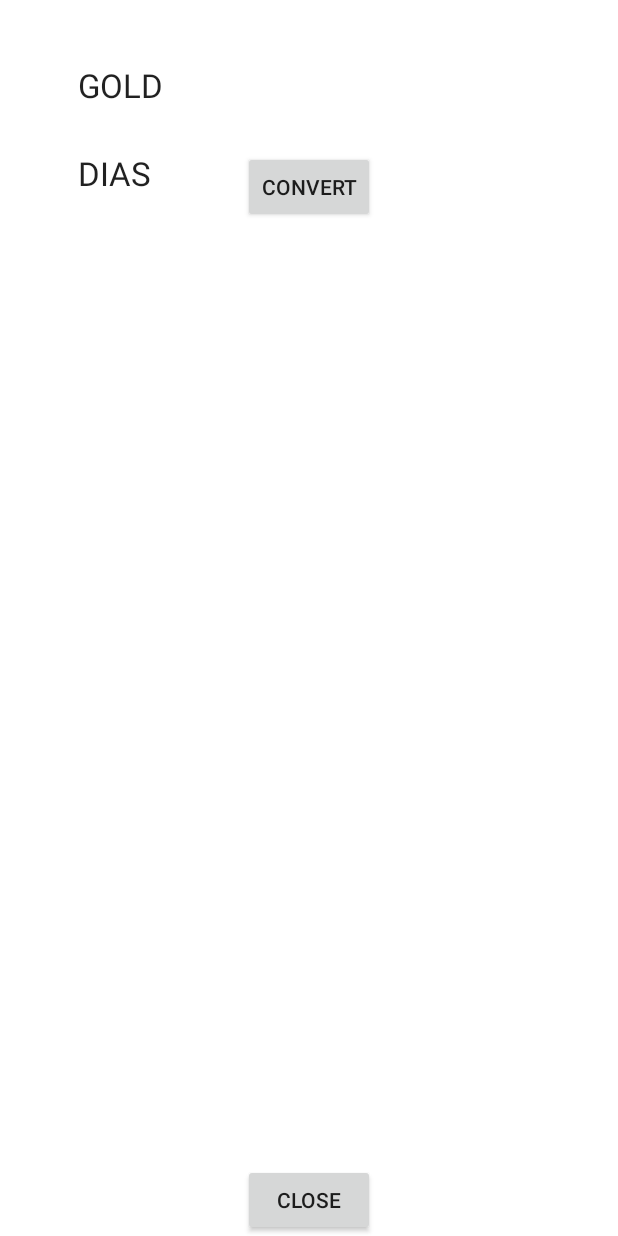
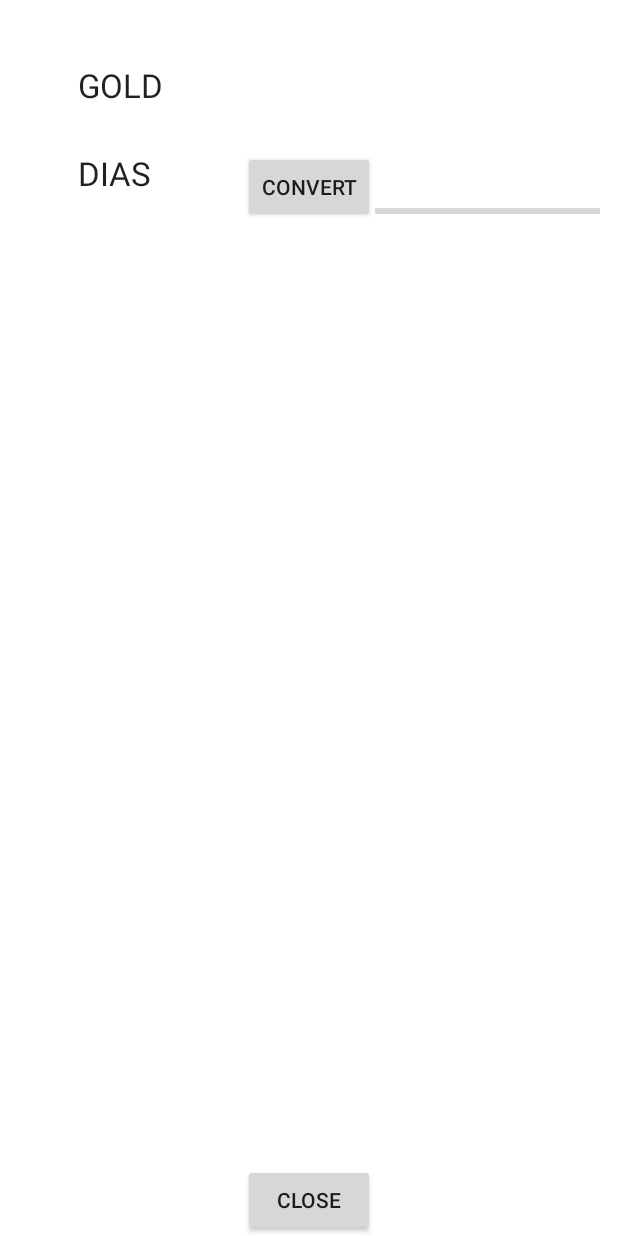
Before and after one commit to rodentooth/Royal_Industry, an Android app: the layout activity_bank.xml on its own in the app's theme, with its tools: preview values and no code run, on a phone screen of 412 x 824 dp. Run offline under Robolectric (Android 15) with nearby library versions, the phone set to English and light mode, and no system bars.

Commit message:
Bank converter to dias fertig

```diff
--- a/app/src/main/java/com/frozensparks/royalindustry/MainActivity.java
+++ b/app/src/main/java/com/frozensparks/royalindustry/MainActivity.java
@@ -431,7 +431,7 @@ public class MainActivity extends AppCompatActivity implements View.OnClickListe
         //Das Gold zum pool hinzufügen
         SharedPreferences.Editor editor2 = getSharedPreferences("POOL", MODE_PRIVATE).edit();
         SharedPreferences prefs1 = getSharedPreferences("POOL", MODE_PRIVATE);
-        editor2.putInt("POOL", goldint + (prefs1.getInt("POOL", 0)));
+        editor2.putInt("POOL", 10000 + goldint + (prefs1.getInt("POOL", 0)));
         editor2.commit();
 
 
--- a/app/src/main/res/layout/activity_bank.xml
+++ b/app/src/main/res/layout/activity_bank.xml
@@ -54,6 +54,16 @@
                 android:id="@+id/GoldToDias"
                 android:layout_alignTop="@+id/diatext"
                 android:layout_centerHorizontal="true" />
+
+            <ProgressBar
+                style="?android:attr/progressBarStyleHorizontal"
+                android:layout_width="150dp"
+                android:layout_height="wrap_content"
+                android:id="@+id/diaconvertingtimeprogress"
+                android:layout_alignBottom="@+id/GoldToDias"
+                android:layout_toRightOf="@+id/GoldToDias"
+                android:layout_toEndOf="@+id/GoldToDias"
+                android:indeterminate="false" />
         </RelativeLayout>
 
 
```
Also changed, not shown: app/src/main/java/com/frozensparks/royalindustry/BankActivity.java (+92 -14 lines).
